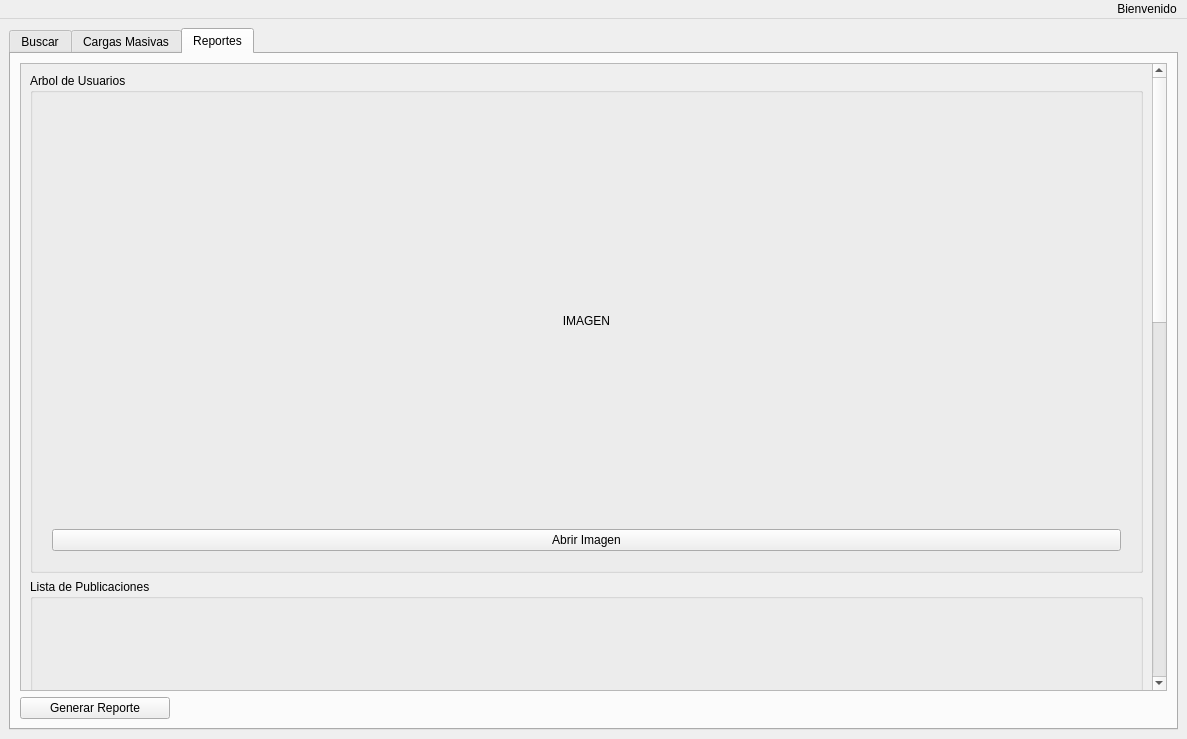
D3r3-k/-EDD-Proyecto_202001151, file Fase2/windowadmin.ui: the form before one commit.
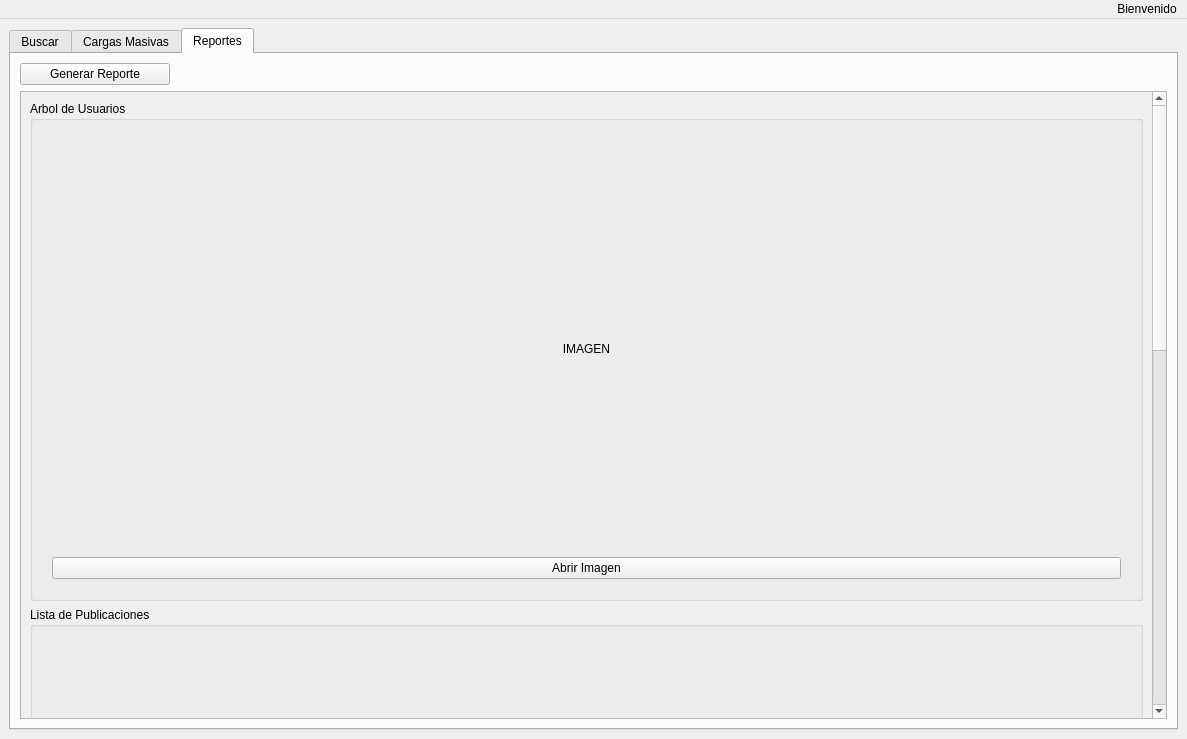
The form after the commit. Icons and pictures are not drawn.

```diff
--- a/Fase2/windowadmin.ui
+++ b/Fase2/windowadmin.ui
@@ -266,6 +266,28 @@
         <string>Reportes</string>
        </attribute>
        <layout class="QVBoxLayout" name="verticalLayout">
+        <item>
+         <widget class="QPushButton" name="pushButton_reportes_generar">
+          <property name="sizePolicy">
+           <sizepolicy hsizetype="Fixed" vsizetype="Fixed">
+            <horstretch>0</horstretch>
+            <verstretch>0</verstretch>
+           </sizepolicy>
+          </property>
+          <property name="minimumSize">
+           <size>
+            <width>150</width>
+            <height>0</height>
+           </size>
+          </property>
+          <property name="layoutDirection">
+           <enum>Qt::LayoutDirection::LeftToRight</enum>
+          </property>
+          <property name="text">
+           <string>Generar Reporte</string>
+          </property>
+         </widget>
+        </item>
         <item>
          <widget class="QScrollArea" name="scrollArea_reportes">
           <property name="widgetResizable">
@@ -275,7 +297,7 @@
            <property name="geometry">
             <rect>
              <x>0</x>
-             <y>-910</y>
+             <y>0</y>
              <width>1131</width>
              <height>1530</height>
             </rect>
@@ -444,28 +466,6 @@
           </widget>
          </widget>
         </item>
-        <item>
-         <widget class="QPushButton" name="pushButton_reportes_generar">
-          <property name="sizePolicy">
-           <sizepolicy hsizetype="Fixed" vsizetype="Fixed">
-            <horstretch>0</horstretch>
-            <verstretch>0</verstretch>
-           </sizepolicy>
-          </property>
-          <property name="minimumSize">
-           <size>
-            <width>150</width>
-            <height>0</height>
-           </size>
-          </property>
-          <property name="layoutDirection">
-           <enum>Qt::LayoutDirection::LeftToRight</enum>
-          </property>
-          <property name="text">
-           <string>Generar Reporte</string>
-          </property>
-         </widget>
-        </item>
        </layout>
       </widget>
      </widget>
```
